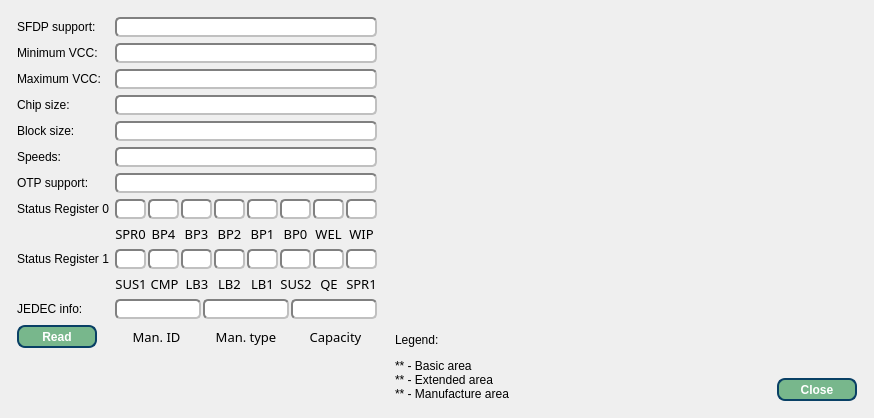
First picture: the form in IMSProg_programmer/dialogsfdp.ui, repository bigbigmdm/IMSProg, before the edit.
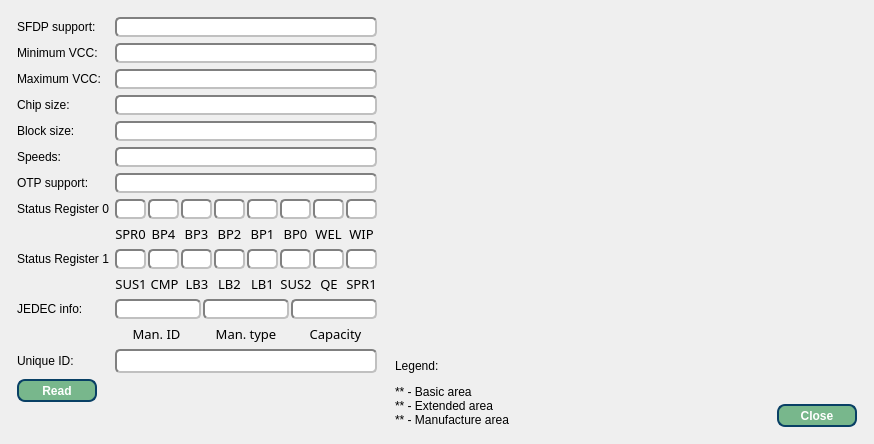
Second picture: the form after the edit. Icons and pictures are not drawn.

The edit to the form file:
```diff
--- a/IMSProg_programmer/dialogsfdp.ui
+++ b/IMSProg_programmer/dialogsfdp.ui
@@ -7,7 +7,7 @@
     <x>0</x>
     <y>0</y>
     <width>874</width>
-    <height>418</height>
+    <height>444</height>
    </rect>
   </property>
   <property name="windowTitle">
@@ -1194,7 +1194,34 @@
        </item>
       </layout>
      </item>
-     <item row="12" column="0">
+     <item row="13" column="1">
+      <widget class="QLineEdit" name="lineEdit_chipid">
+       <property name="minimumSize">
+        <size>
+         <width>130</width>
+         <height>24</height>
+        </size>
+       </property>
+       <property name="font">
+        <font>
+         <pointsize>10</pointsize>
+         <weight>75</weight>
+         <bold>true</bold>
+        </font>
+       </property>
+       <property name="styleSheet">
+        <string notr="true">border: 2px solid gray;border-radius: 5px;font-weight:600;border-style: inset;</string>
+       </property>
+      </widget>
+     </item>
+     <item row="13" column="0">
+      <widget class="QLabel" name="label_33">
+       <property name="text">
+        <string>Unique ID:</string>
+       </property>
+      </widget>
+     </item>
+     <item row="14" column="0">
       <widget class="QPushButton" name="pushButton">
        <property name="minimumSize">
         <size>
```
